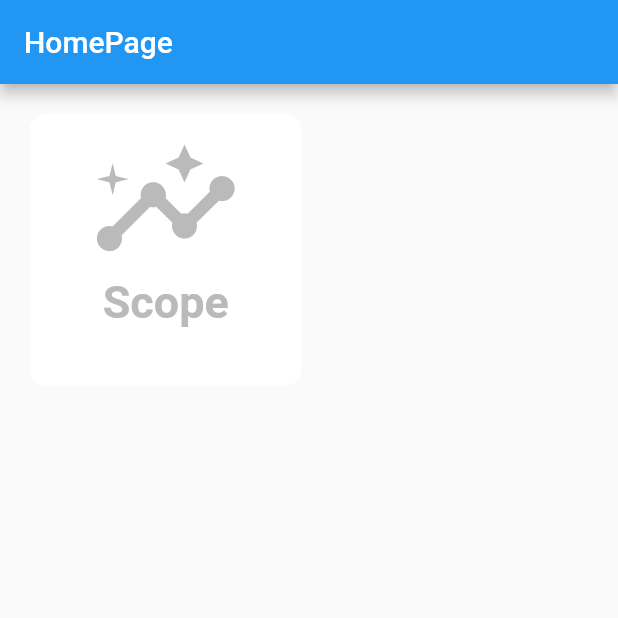
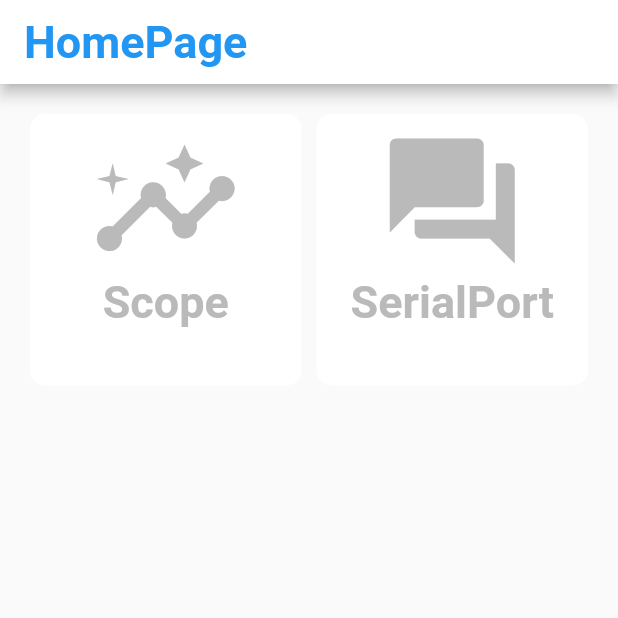
Before and after one commit to FerostMask/flutter, a Flutter app: the screen it shows after launch, on a phone screen of 412 x 824 dp, the top half of it. Run offline on Flutter 3.47's test engine with Material 2 defaults, Android fonts, the phone set to English and light mode, and no system bars; our stand-ins replace fl_chart; missing offline and left inert: network_info_plus, udp; Roboto replaces fonts that are missing (汉仪尚巍手书W).

Commit message:
增加信息交流框功能

```diff
--- a/myapp_try/lib/main.dart
+++ b/myapp_try/lib/main.dart
@@ -2,13 +2,13 @@ import 'dart:io';
 import 'package:flutter/material.dart';
 import 'package:myapp_try/scope.dart';
 import 'package:myapp_try/network.dart';
+import 'package:myapp_try/serial.dart';
 
 var udpInstance = NetworkForUDP(receivePort: 9000, sendPort: 8000);
 
 void main() async {
 // 网络初始化
   udpInstance.initUDP();
-  udpInstance.send(message: "hello!");
   runApp(const MyApp());
 }
 
@@ -23,13 +23,15 @@ class MyApp extends StatelessWidget {
       routes: {
         '/home': (context) => const HomePage(title: 'HomePage'),
         '/scope': (context) => ScopePage(
-              broadcastIP: udpInstance.getIP(),
+              broadcastIP: udpInstance.getIP(), // 调用接口获取本地IP
             ),
+        '/serial': (context) => const SerialPage(),
       },
     );
   }
 }
 
+// 主界面
 class HomePage extends StatefulWidget {
   const HomePage({Key? key, required this.title}) : super(key: key);
 
@@ -43,8 +45,18 @@ class _HomePageState extends State<HomePage> {
   @override
   Widget build(BuildContext context) {
     return Scaffold(
+      // 主界面样式
       appBar: AppBar(
-        title: Text(widget.title),
+        title: Text(
+          widget.title,
+          style: const TextStyle(
+            color: Colors.blue,
+            fontWeight: FontWeight.bold,
+            fontFamily: "汉仪尚巍手书W",
+            fontSize: 30,
+          ),
+        ),
+        backgroundColor: Colors.white,
       ),
       body: Center(
         child: GridView.count(
@@ -56,9 +68,23 @@ class _HomePageState extends State<HomePage> {
           children: const <Widget>[
             OptionBox(
               targetPage: "/scope",
-              icon: Icon(Icons.insights,
-                  size: 100, color: Color.fromARGB(200, 168, 167, 167)),
+              icon: Icon(
+                // 示波器
+                Icons.insights,
+                size: 100,
+                color: Color.fromARGB(200, 168, 167, 167),
+              ),
               describe: 'Scope',
+            ),
+            OptionBox(
+              // 串口
+              targetPage: "/serial",
+              icon: Icon(
+                Icons.question_answer,
+                size: 100,
+                color: Color.fromARGB(200, 168, 167, 167),
+              ),
+              describe: "SerialPort",
             ),
           ],
         ),
@@ -67,6 +93,7 @@ class _HomePageState extends State<HomePage> {
   }
 }
 
+// 主界面选项盒
 class OptionBox extends StatelessWidget {
   const OptionBox({
     Key? key,
```
Also changed, not shown: myapp_try/lib/serial.dart (added, +64 -0 lines).
